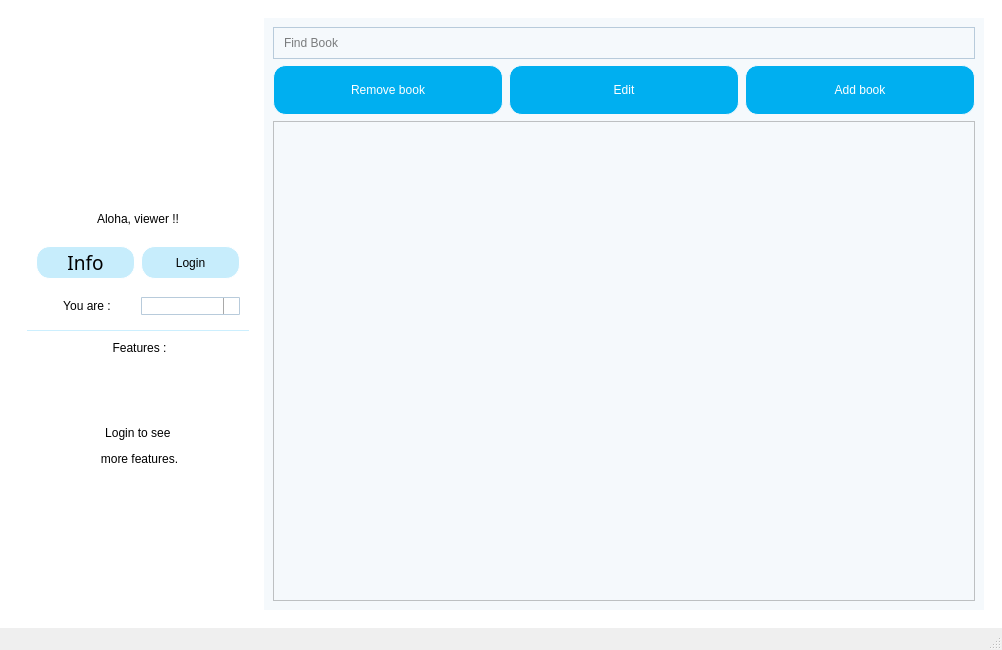
First picture: the form in mainwindow.ui, repository huylenguyen806/ASS2, before the edit.
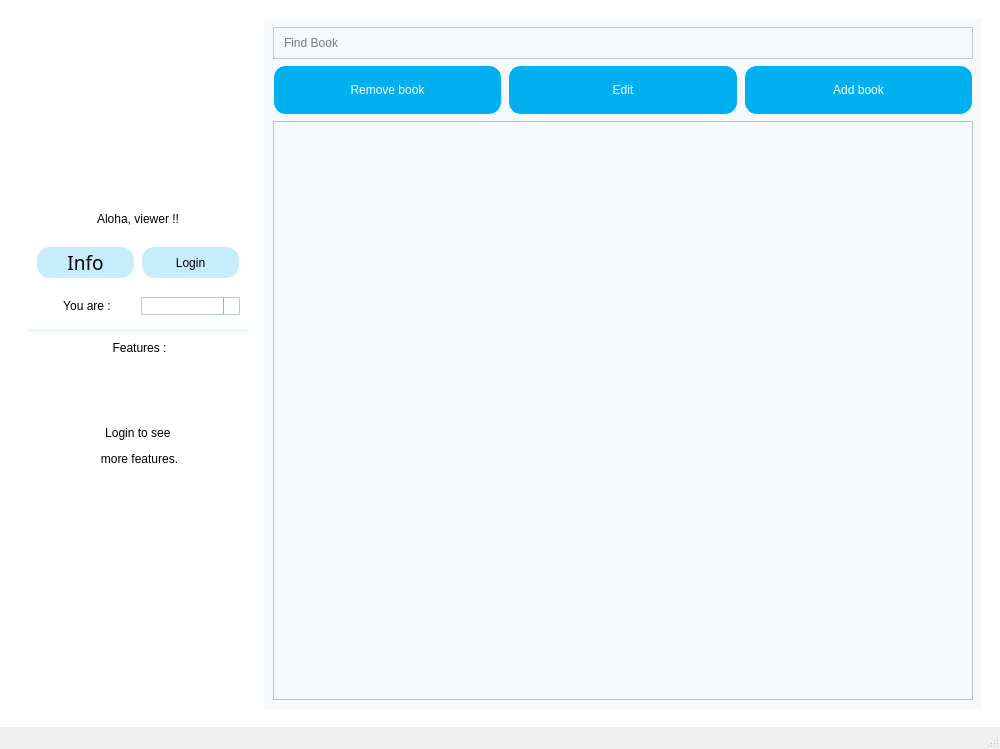
Second picture: the form after the edit. The open tabs and pages were chosen to show the change. Icons and pictures are not drawn.

What changed in the file:
```diff
--- a/mainwindow.ui
+++ b/mainwindow.ui
@@ -6,8 +6,8 @@
    <rect>
     <x>0</x>
     <y>0</y>
-    <width>1002</width>
-    <height>650</height>
+    <width>1000</width>
+    <height>749</height>
    </rect>
   </property>
   <property name="minimumSize">
@@ -3719,21 +3719,7 @@
                    </layout>
                   </item>
                   <item>
-                   <widget class="QScrollArea" name="list_bookData">
-                    <property name="widgetResizable">
-                     <bool>true</bool>
-                    </property>
-                    <widget class="QWidget" name="scrollAreaWidgetContents_2">
-                     <property name="geometry">
-                      <rect>
-                       <x>0</x>
-                       <y>0</y>
-                       <width>692</width>
-                       <height>449</height>
-                      </rect>
-                     </property>
-                    </widget>
-                   </widget>
+                   <widget class="QListWidget" name="manage_book_area"/>
                   </item>
                  </layout>
                 </item>
```
Left out of the diff: 22 changed lines with no effect on the pictures.
